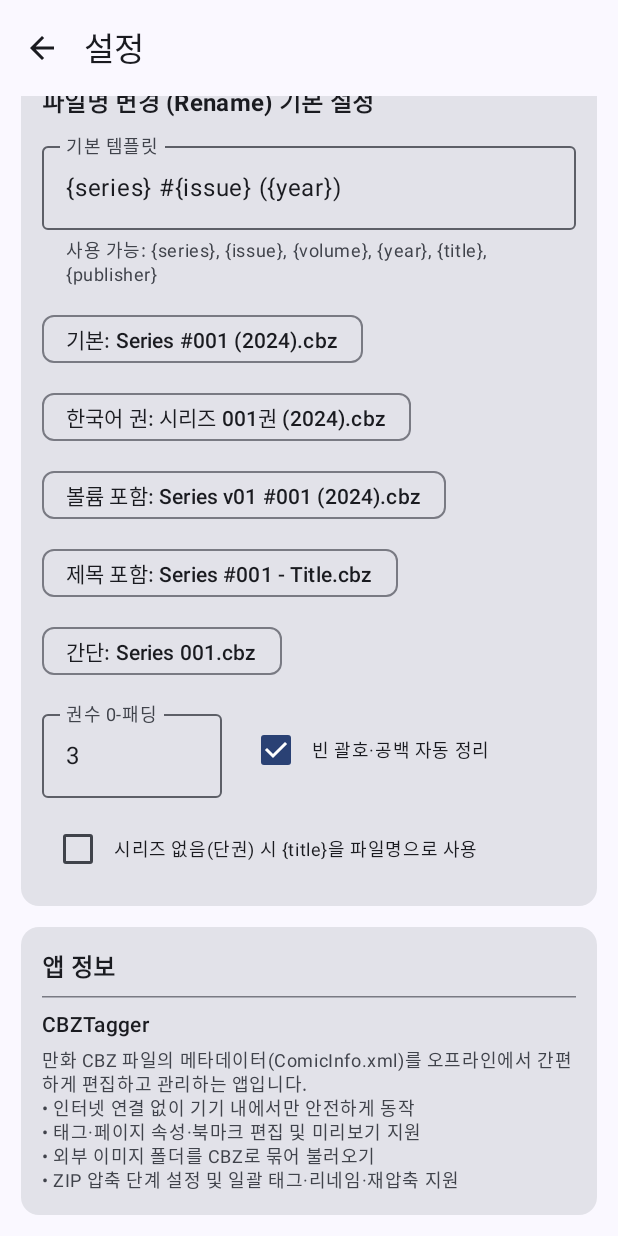
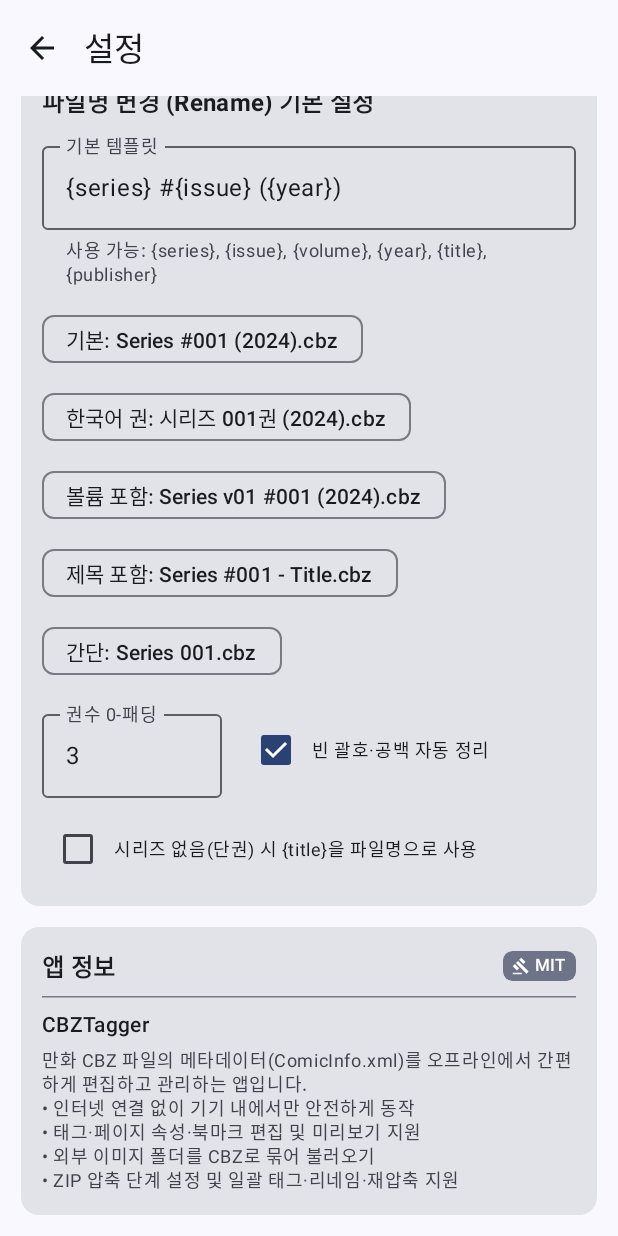
Before and after one commit to UltraCitra/CBZTagger, an Android app built with Jetpack Compose: the composable SettingsScreen shown on its own in the app's theme, scrolled down 748 dp, on a phone screen of 412 x 824 dp. Run offline under Robolectric (Android 15) with nearby library versions, the phone set to English and light mode, and no system bars.

Commit message:
ui: add tappable MIT license badge and dialog next to app version in settings

```diff
--- a/app/src/main/java/com/cbztagger/app/ui/screens/SettingsScreen.kt
+++ b/app/src/main/java/com/cbztagger/app/ui/screens/SettingsScreen.kt
@@ -12,12 +12,16 @@ import androidx.compose.foundation.layout.fillMaxWidth
 import androidx.compose.foundation.layout.height
 import androidx.compose.foundation.layout.navigationBarsPadding
 import androidx.compose.foundation.layout.padding
+import androidx.compose.foundation.layout.size
 import androidx.compose.foundation.layout.width
 import androidx.compose.foundation.rememberScrollState
+import androidx.compose.foundation.shape.RoundedCornerShape
 import androidx.compose.foundation.verticalScroll
 import androidx.compose.material.icons.Icons
 import androidx.compose.material.icons.automirrored.filled.ArrowBack
 import androidx.compose.material.icons.filled.FolderOpen
+import androidx.compose.material.icons.filled.Gavel
+import androidx.compose.material3.AlertDialog
 import androidx.compose.material3.AssistChip
 import androidx.compose.material3.Card
 import androidx.compose.material3.Checkbox
@@ -30,14 +34,19 @@ import androidx.compose.material3.OutlinedButton
 import androidx.compose.material3.OutlinedTextField
 import androidx.compose.material3.RadioButton
 import androidx.compose.material3.Scaffold
+import androidx.compose.material3.Surface
 import androidx.compose.material3.Switch
 import androidx.compose.material3.Text
 import androidx.compose.material3.TextButton
 import androidx.compose.material3.TopAppBar
 import androidx.compose.runtime.Composable
+import androidx.compose.runtime.getValue
+import androidx.compose.runtime.mutableStateOf
 import androidx.compose.runtime.remember
+import androidx.compose.runtime.setValue
 import androidx.compose.ui.Alignment
 import androidx.compose.ui.Modifier
+import androidx.compose.ui.draw.clip
 import androidx.compose.ui.platform.LocalContext
 import androidx.compose.ui.text.font.FontWeight
 import androidx.compose.ui.unit.dp
@@ -69,6 +78,7 @@ fun SettingsScreen(
             }
         }.getOrNull().orEmpty()
     }
+    var showLicenseDialog by remember { mutableStateOf(false) }
 
     Scaffold(
         topBar = {
@@ -342,12 +352,42 @@ fun SettingsScreen(
                             style = MaterialTheme.typography.titleMedium,
                             fontWeight = FontWeight.Bold,
                         )
+                        Row(
+                            verticalAlignment = Alignment.CenterVertically,
+                            horizontalArrangement = Arrangement.spacedBy(6.dp),
+                        ) {
                             if (appVersionName.isNotBlank()) {
                                 Text(
                                     text = "v$appVersionName",
                                     style = MaterialTheme.typography.labelSmall,
                                     color = MaterialTheme.colorScheme.onSurfaceVariant,
                                 )
+                            }
+                            Surface(
+                                shape = RoundedCornerShape(6.dp),
+                                color = MaterialTheme.colorScheme.secondaryContainer,
+                                contentColor = MaterialTheme.colorScheme.onSecondaryContainer,
+                                modifier = Modifier
+                                    .clip(RoundedCornerShape(6.dp))
+                                    .clickable { showLicenseDialog = true },
+                            ) {
+                                Row(
+                                    modifier = Modifier.padding(horizontal = 6.dp, vertical = 2.dp),
+                                    verticalAlignment = Alignment.CenterVertically,
+                                    horizontalArrangement = Arrangement.spacedBy(3.dp),
+                                ) {
+                                    Icon(
+                                        imageVector = Icons.Default.Gavel,
+                                        contentDescription = "MIT 라이선스 보기",
+                                        modifier = Modifier.size(12.dp),
+                                    )
+                                    Text(
+                                        text = "MIT",
+                                        style = MaterialTheme.typography.labelSmall,
+                                        fontWeight = FontWeight.SemiBold,
+                                    )
+                                }
+                            }
                         }
                     }
                     HorizontalDivider(modifier = Modifier.padding(vertical = 4.dp))
@@ -369,4 +409,37 @@ fun SettingsScreen(
             }
         }
     }
+
+    if (showLicenseDialog) {
+        AlertDialog(
+            onDismissRequest = { showLicenseDialog = false },
+            title = { Text("MIT License") },
+            text = {
+                Column(modifier = Modifier.verticalScroll(rememberScrollState())) {
+                    Text(
+                        text = MIT_LICENSE_TEXT,
+                        style = MaterialTheme.typography.bodySmall,
+                        color = MaterialTheme.colorScheme.onSurfaceVariant,
+                    )
                 }
+            },
+            confirmButton = {
+                TextButton(onClick = { showLicenseDialog = false }) {
+                    Text("닫기")
+                }
+            },
+        )
+    }
+}
+
+private val MIT_LICENSE_TEXT = """
+MIT License
+
+Copyright (c) 2026 UltraCitra
+
+Permission is hereby granted, free of charge, to any person obtaining a copy of this software and associated documentation files (the "Software"), to deal in the Software without restriction, including without limitation the rights to use, copy, modify, merge, publish, distribute, sublicense, and/or sell copies of the Software, and to permit persons to whom the Software is furnished to do so, subject to the following conditions:
+
+The above copyright notice and this permission notice shall be included in all copies or substantial portions of the Software.
+
+THE SOFTWARE IS PROVIDED "AS IS", WITHOUT WARRANTY OF ANY KIND, EXPRESS OR IMPLIED, INCLUDING BUT NOT LIMITED TO THE WARRANTIES OF MERCHANTABILITY, FITNESS FOR A PARTICULAR PURPOSE AND NONINFRINGEMENT. IN NO EVENT SHALL THE AUTHORS OR COPYRIGHT HOLDERS BE LIABLE FOR ANY CLAIM, DAMAGES OR OTHER LIABILITY, WHETHER IN AN ACTION OF CONTRACT, TORT OR OTHERWISE, ARISING FROM, OUT OF OR IN CONNECTION WITH THE SOFTWARE OR THE USE OR OTHER DEALINGS IN THE SOFTWARE.
+""".trimIndent()
```
Lines whose indentation alone changed are shown as unchanged.
